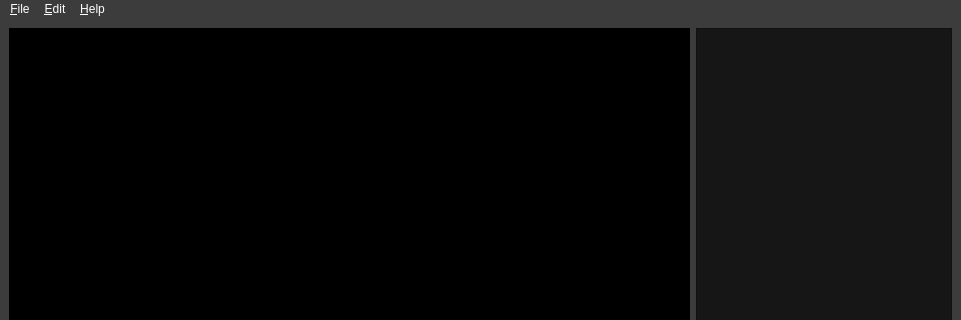
First picture: the form in mainwindow.ui, repository bruceHun/pythonImageEditor, before the edit; both pictures show x 0 to 961 and y 0 to 320 of the 961 by 533 pixel window.
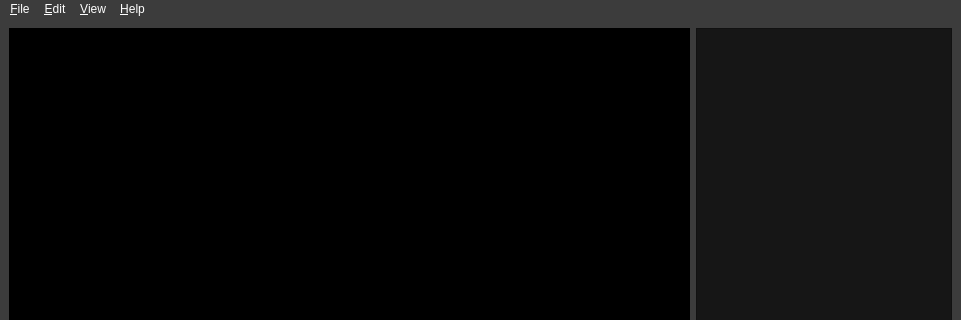
Second picture: the form after the edit.

Diff of the .ui file:
```diff
--- a/mainwindow.ui
+++ b/mainwindow.ui
@@ -399,7 +399,7 @@
      <x>0</x>
      <y>0</y>
      <width>961</width>
-     <height>25</height>
+     <height>21</height>
     </rect>
    </property>
    <property name="styleSheet">
@@ -440,8 +440,15 @@
     </property>
     <addaction name="actionI_m_working_on_it"/>
    </widget>
+   <widget class="QMenu" name="menu_View_2">
+    <property name="title">
+     <string>&amp;View</string>
+    </property>
+    <addaction name="action_Show_annotated"/>
+   </widget>
    <addaction name="menu_File"/>
    <addaction name="menu_Edit"/>
+   <addaction name="menu_View_2"/>
    <addaction name="menu_Help"/>
   </widget>
   <widget class="QStatusBar" name="statusbar">
```
Left out of the diff: 9 changed lines with no effect on the pictures.
